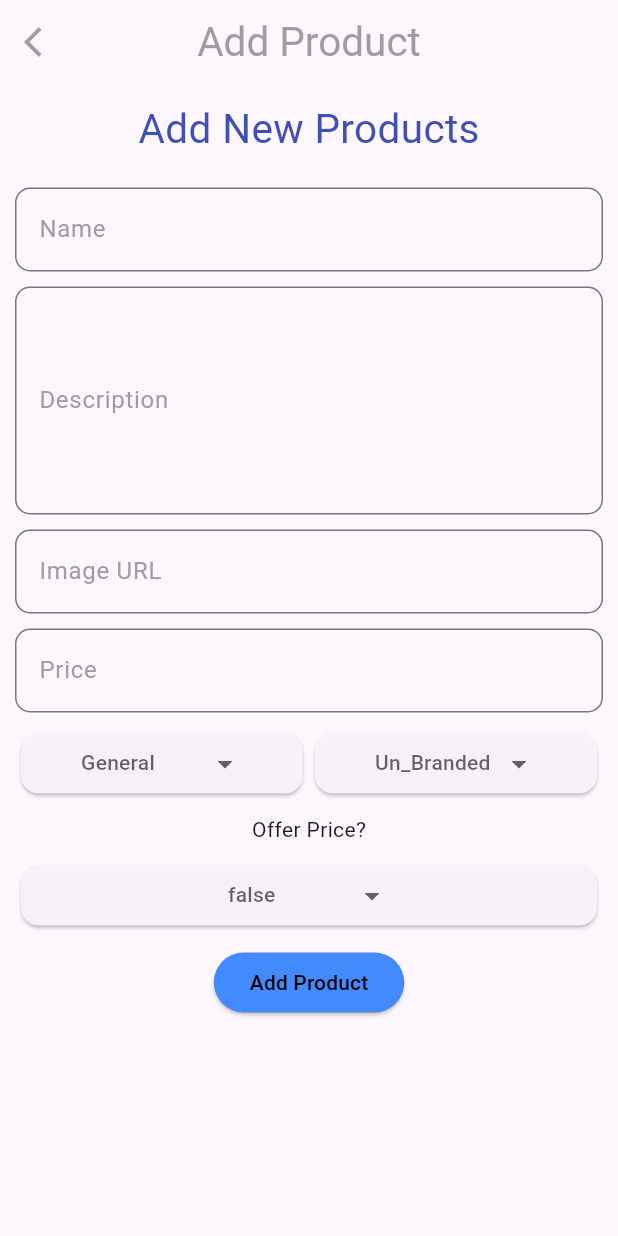
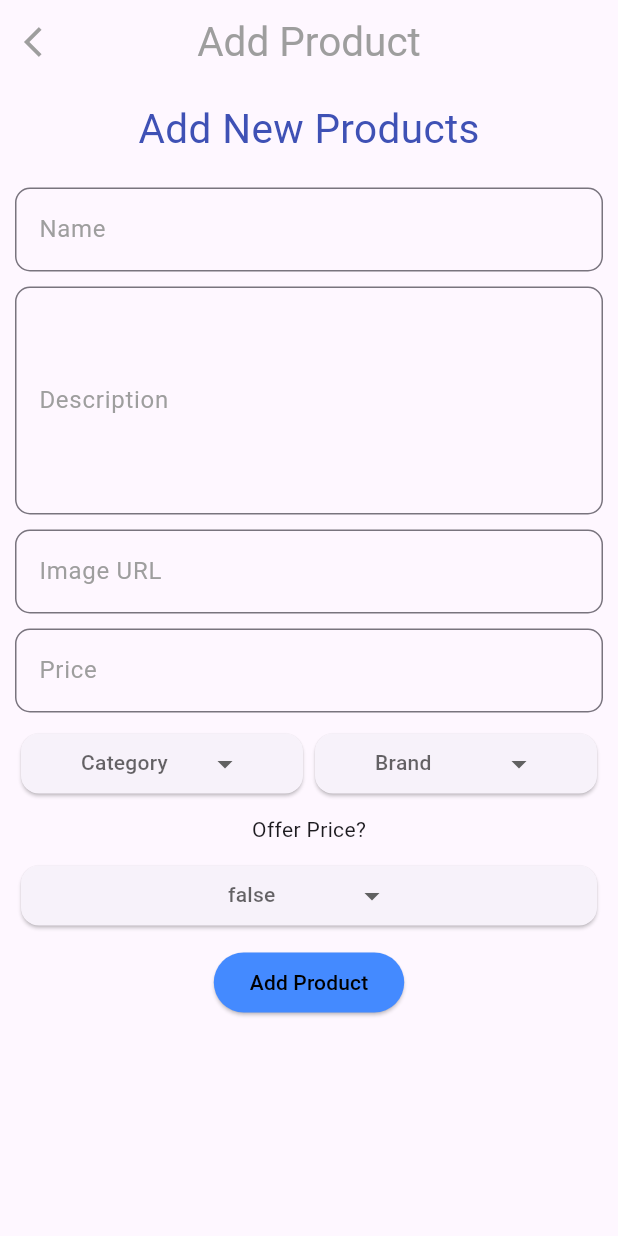
Before and after one commit to HRIDHYAMM/ecommapp, a Flutter app: the screen it shows after launch, after a tap on the "add" icon, on a phone screen of 412 x 824 dp. Run offline on Flutter 3.47's test engine with Material 3 defaults, Android fonts, the light colour scheme and no system bars; drawn by our look-alikes of dropdown_button2; our stand-ins replace cloud_firestore, firebase_core, get; accounts and stored records are empty.

Commit message:
admin panel complete

```diff
--- a/lib/controller/homecontroller.dart
+++ b/lib/controller/homecontroller.dart
@@ -16,14 +16,17 @@ class HomeController extends GetxController {
   TextEditingController pricecontrooler=TextEditingController();
 
 
-  String category="General";
-  String brand="Un_Branded";
+  String category="Category";
+  String brand="Brand";
   bool offer=false;
 
+  List<Products>product=[];
+
   @override
-  void onInit() {
+  void onInit() async{
     super.onInit();
     productCollectionReference = firestore.collection('Products');
+    await fetchProduct();
   }
 
   void addProduct() {
@@ -49,7 +52,9 @@ class HomeController extends GetxController {
         "Success",
         "Product added successfully",
         colorText: Colors.green,
+
       );
+      SetvalueasDefalut();
     } catch (e) {
       Get.snackbar(
         "Error",
@@ -59,4 +64,40 @@ class HomeController extends GetxController {
       print(e);
     }
   }
+  SetvalueasDefalut(){
+ productnamecontrooler.clear();
+    descriptioncontrooler.clear();
+    imageurlcontroller.clear();
+ pricecontrooler.clear();
+
+  category="Category";
+   brand="Brand";
+ offer=false;
+ update();
+  }
+
+  fetchProduct()async{
+   try{
+     QuerySnapshot productSnapshot=await productCollectionReference.get();
+    final List<Products>retriveproducts=productSnapshot.docs.map((doc)=>Products.fromJson(doc.data()
+    as Map<String,dynamic>)).toList();
+    product.clear();
+    product.assignAll(retriveproducts);
+    Get.snackbar("Suceess", "Product fetch suceesfully");
+   }catch(e){
+Get.snackbar("Error", e.toString());
+   }finally{
+update();
+   }
+  }
+
+  deleteproduct(String id)async{
+     try{
+      await productCollectionReference.doc(id).delete();
+     fetchProduct();
+
+     }catch(e){
+ Get.snackbar("Error", e.toString(),colorText: Colors.red);
+     }
+  }
 }
--- a/lib/pages/addproduct.dart
+++ b/lib/pages/addproduct.dart
@@ -136,20 +136,20 @@ class AddproductPage extends StatelessWidget {
                   ),
                 Row(
                   children: [
-                     Flexible(child: Dropdownbtn(items: ["Cat1","Cat2","Cat3"],
+                     Flexible(child: Dropdownbtn(items: ["Clog","Boat shoes","Ballet flats","Chelsea boots","Kitten heels","Loafers","Combat boots"],
                      SelectedItemName: addproduct.category,
 
                     onChangedValue: (selectedItem){
 
-                      addproduct.category=selectedItem ?? "General";
+                      addproduct.category=selectedItem ?? "Category";
                       addproduct.update();
                     },
                      )),
-                       Flexible(child: Dropdownbtn(items: ["brand1","brand2","brand3"],
+                       Flexible(child: Dropdownbtn(items: ["Adidas","Nike","Skechers","Bata","Red Tape","Woodland","Crocs","PUMA","Reebok"],
                        SelectedItemName: addproduct.brand,
                        onChangedValue: (selectedItem){
 
-                        addproduct.brand=selectedItem ?? "Un_Branded";
+                        addproduct.brand=selectedItem ?? "Brand";
                         addproduct.update();
                        },
                         ))
--- a/lib/pages/home.dart
+++ b/lib/pages/home.dart
@@ -19,15 +19,18 @@ class HomePage extends StatelessWidget {
             ),),
           ),
           body: ListView.builder(
-            itemCount: 10,
+            itemCount: home.product.length,
             itemBuilder: (context,index){
 
             return ListTile(
-              trailing: IconButton(onPressed: (){
+              trailing: IconButton( icon: Icon(Icons.delete,color: Colors.red,),
+              onPressed: (){
+           home.product[index].id?? '';
+              },
 
-              }, icon: Icon(Icons.delete,color: Colors.red,)),
-              title: Text("Name"),
-              subtitle: Text("Price"),
+              ),
+              title: Text(home.product[index].name??''),
+              subtitle:Text(home.product[index].price.toString()),
             );
           }),
           floatingActionButton: FloatingActionButton(onPressed: (){
@@ -39,4 +42,5 @@ class HomePage extends StatelessWidget {
       }
     );
   }
+
 }
```
